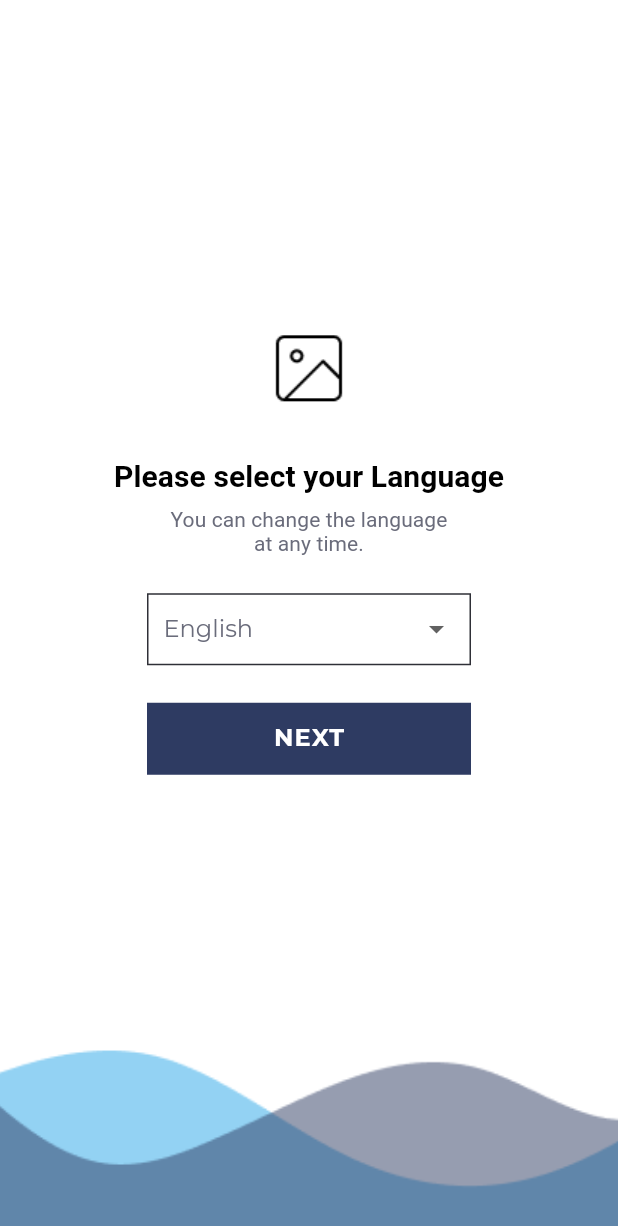
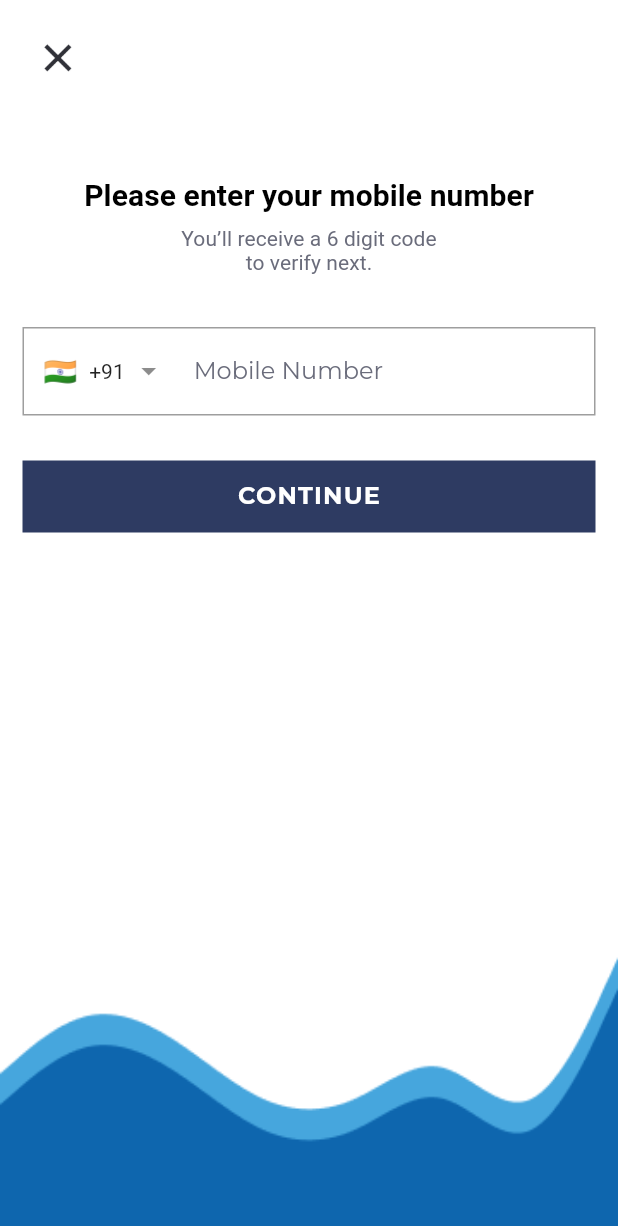
Before and after one commit to the-future-warrior/Liveasy_Task, a Flutter app: the screen it shows after launch, after a tap on "NEXT", on a phone screen of 412 x 824 dp. Shown: the top 1226 px of the screen. Run offline on Flutter 3.47's test engine with Material 2 defaults, Android fonts, the phone set to English and light mode, and no system bars; drawn by our look-alikes of intl_phone_field; our stand-ins replace google_fonts; missing offline and left inert: dart:ffi.

Commit message:
Enter Mobile Number Screen added...

```diff
--- /dev/null
+++ b/lib/screens/mobile_number_screen.dart
@@ -0,0 +1,110 @@
+import 'package:flutter/material.dart';
+import 'package:google_fonts/google_fonts.dart';
+import 'package:liveasy_task/widgets/customized_button.dart';
+import 'package:intl_phone_field/intl_phone_field.dart';
+
+class MobileNumber extends StatefulWidget {
+  const MobileNumber({Key? key}) : super(key: key);
+
+  @override
+  State<MobileNumber> createState() => _MobileNumberState();
+}
+
+class _MobileNumberState extends State<MobileNumber> {
+
+  @override
+  Widget build(BuildContext context) {
+    return Container(
+      decoration: const BoxDecoration(
+        image: DecorationImage(
+          image: AssetImage("assets/bg2.png"),
+          fit: BoxFit.fill,
+        ),
+      ),
+      child: Scaffold(
+        backgroundColor: Colors.transparent,
+        body: SafeArea(
+          child: Container(
+            height: MediaQuery.of(context).size.height,
+            width: double.infinity,
+            child: Column(
+              crossAxisAlignment: CrossAxisAlignment.center,
+              children: [
+
+                Align(
+                  alignment: Alignment.topLeft,
+                  child: Padding(
+                    padding: const EdgeInsets.all(15.0),
+                    child: SizedBox(
+                      height: 48,
+                      width: 48,
+                      child: IconButton(
+                        onPressed: () {
+                          Navigator.pop(context);
+                        },
+                        icon: const Image(
+                          image: AssetImage("assets/cancel.png"),
+                        ),
+                      ),
+                    ),
+                  ),
+                ),
+
+                Padding(
+                  padding: const EdgeInsets.only(top: 40.0),
+                  child: Text(
+                    "Please enter your mobile number",
+                    style: GoogleFonts.roboto(
+                      textStyle: const TextStyle(color: Colors.black, fontSize: 20, fontWeight: FontWeight.bold, letterSpacing: 0.07),
+                    ),
+                  ),
+                ),
+
+                Padding(
+                  padding: const EdgeInsets.only(top: 10.0),
+                  child: Text(
+                    "You’ll receive a 6 digit code\nto verify next.",
+                    textAlign: TextAlign.center,
+                    style: GoogleFonts.roboto(
+                      textStyle: const TextStyle(color: Color(0xff6A6C7B), fontSize: 14, letterSpacing: 0.07),
+                    ),
+                  ),
+                ),
+
+
+                Padding(
+                  padding: const EdgeInsets.fromLTRB(15.0, 35.0, 15.0, 20.0),
+                  child: IntlPhoneField(
+                    decoration: InputDecoration(
+                      counterText: "",
+                      labelStyle: GoogleFonts.montserrat(color: const Color(0xff6A6C7B), fontSize: 16),
+                      labelText: "Mobile Number",
+                      border: const OutlineInputBorder(
+                        borderSide: BorderSide(color: Color(0xff000000)),
+                        borderRadius: BorderRadius.all(Radius.circular(0.0)),
+                      ),
+                    ),
+                    initialCountryCode: 'IN',
+                    onChanged: (phone) {
+                      print(phone.completeNumber);
+                    },
+                    dropdownIconPosition: IconPosition.trailing,
+                    flagsButtonPadding: const EdgeInsets.all(10.0),
+                  ),
+                ),
+
+                CustomizedButton(
+                  buttonText: "CONTINUE",
+                  onPressed: () {},
+                  width: double.infinity,
+                ),
+
+                const SizedBox(height: 80),
+              ],
+            ),
+          ),
+        ),
+      ),
+    );
+  }
+}
--- a/lib/screens/select_lang_screen.dart
+++ b/lib/screens/select_lang_screen.dart
@@ -1,5 +1,6 @@
 import 'package:flutter/material.dart';
 import 'package:google_fonts/google_fonts.dart';
+import 'package:liveasy_task/screens/mobile_number_screen.dart';
 import 'package:liveasy_task/widgets/customized_button.dart';
 
 class SelectLang extends StatefulWidget {
@@ -19,7 +20,7 @@ class _SelectLangState extends State<SelectLang> {
       decoration: const BoxDecoration(
         image: DecorationImage(
           image: AssetImage("assets/bg1.png"),
-          fit: BoxFit.cover,
+          fit: BoxFit.fill,
         ),
       ),
       child: Scaffold(
@@ -101,7 +102,13 @@ class _SelectLangState extends State<SelectLang> {
 
               CustomizedButton(
                 buttonText: "NEXT",
-                onPressed: () {},
+                width: 216,
+                onPressed: () {
+                  Navigator.push(
+                      context,
+                      MaterialPageRoute(
+                          builder: (_) => const MobileNumber()));
+                },
               ),
 
               const SizedBox(height: 80),
--- a/lib/widgets/customized_button.dart
+++ b/lib/widgets/customized_button.dart
@@ -1,3 +1,5 @@
+import 'dart:ffi';
+
 import "package:flutter/material.dart";
 import "package:google_fonts/google_fonts.dart";
 
@@ -5,11 +7,13 @@ class CustomizedButton extends StatelessWidget {
   final String? buttonText;
   final Color? buttonColor = const Color(0xff2E3B62);
   final Color? textColor = Color(0xffffffff);
+  double? width = 216;
   final VoidCallback? onPressed;
 
   CustomizedButton(
       {Key? key,
       this.buttonText,
+      this.width,
       this.onPressed}) : super(key: key);
 
   @override
@@ -20,7 +24,7 @@ class CustomizedButton extends StatelessWidget {
         onTap: onPressed,
         child: Container(
           height: 48,
-          width: 216,
+          width: width,
           decoration: BoxDecoration(
             color: buttonColor,
           ),
--- a/pubspec.yaml
+++ b/pubspec.yaml
@@ -37,6 +37,8 @@ dependencies:
   # Use with the CupertinoIcons class for iOS style icons.
   cupertino_icons: ^1.0.2
   google_fonts: ^3.0.1
+  intl_phone_field: ^3.1.0
+  flutter_otp_text_field: ^1.1.1
 
 dev_dependencies:
   flutter_test:
```
Also changed, not shown: assets/cancel.png (added), assets/dash.png (added), pubspec.lock.
